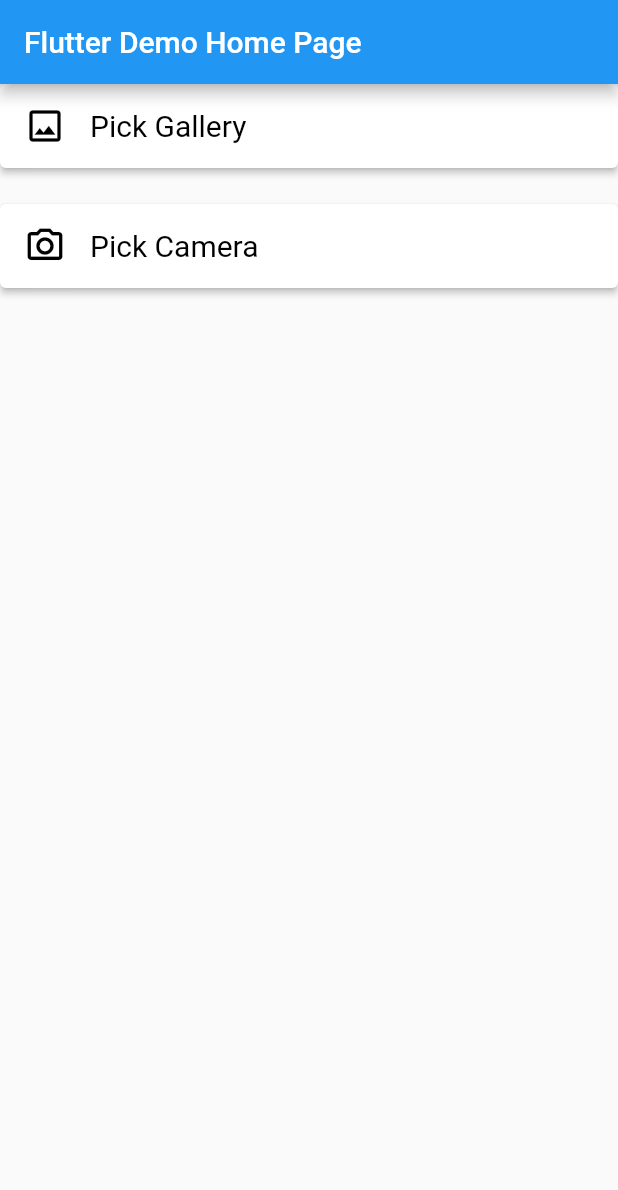
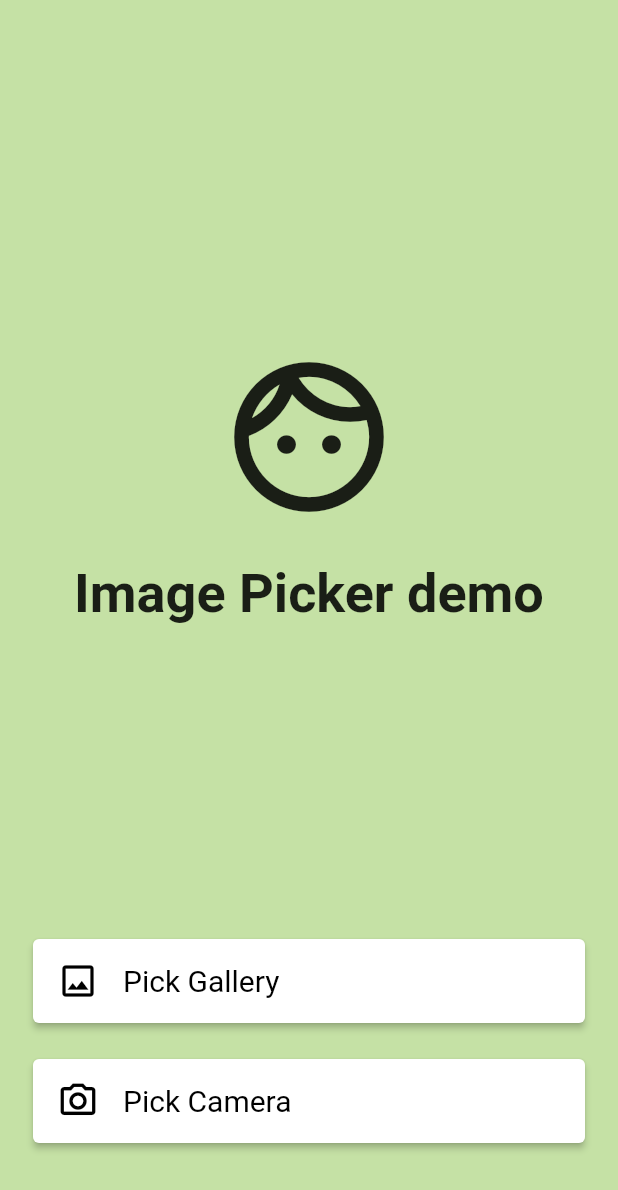
Before and after one commit to luigialejandro/flutter_image_picker_tutorial, a Flutter app: the screen it shows after launch, on a phone screen of 412 x 824 dp. Shown: the top 1190 px of the screen. Run offline on Flutter 3.47's test engine with Material 2 defaults, Android fonts, the light colour scheme and no system bars; our stand-ins replace image_picker.

Commit message:
Building the User Interface for my demo and adding a async function that will manage the image to be taken

```diff
--- a/lib/main.dart
+++ b/lib/main.dart
@@ -1,4 +1,7 @@
+import 'dart:io';
+
 import 'package:flutter/material.dart';
+import 'package:image_picker/image_picker.dart';
 
 void main() {
   runApp(const MyApp());
@@ -30,19 +33,42 @@
 }
 
 class _MyHomePageState extends State<MyHomePage> {
+  File? image;
+
+  Future pickImage() async {
+    final image = await ImagePicker().pickImage(source: ImageSource.gallery);
+    if (image == null) return;
+
+    final imageTemporary = File(image.path);
+    this.image = imageTemporary;
+  }
+
   @override
   Widget build(BuildContext context) {
     return Scaffold(
-      appBar: AppBar(
+      backgroundColor: Colors.lightGreen[200],
+      /*appBar: AppBar(
         title: Text(widget.title),
-      ),
-      body: Center(
+      ),*/
+      body: Container(
+        padding: EdgeInsets.all(22),
+        child: Center(
           child: Column(
             children: [
+              Spacer(),
+              Icon(Icons.face_outlined, size: 120),
+              const SizedBox(height: 24),
+              Text('Image Picker demo',
+                  textAlign: TextAlign.center,
+                  style: TextStyle(
+                    fontSize: 36,
+                    fontWeight: FontWeight.bold,
+                  )),
+              Spacer(),
               buildButton(
                 title: 'Pick Gallery',
                 icon: Icons.image_outlined,
-              onClicked: () {},
+                onClicked: () => pickImage(),
               ),
               const SizedBox(height: 24),
               buildButton(
@@ -50,7 +76,9 @@
                 icon: Icons.camera_alt_outlined,
                 onClicked: () {},
               ),
+              SizedBox(height: 40)
             ],
+          ),
         ),
       ), // This trailing comma makes auto-formatting nicer for build methods.
     );
```
Lines whose indentation alone changed are shown as unchanged.
